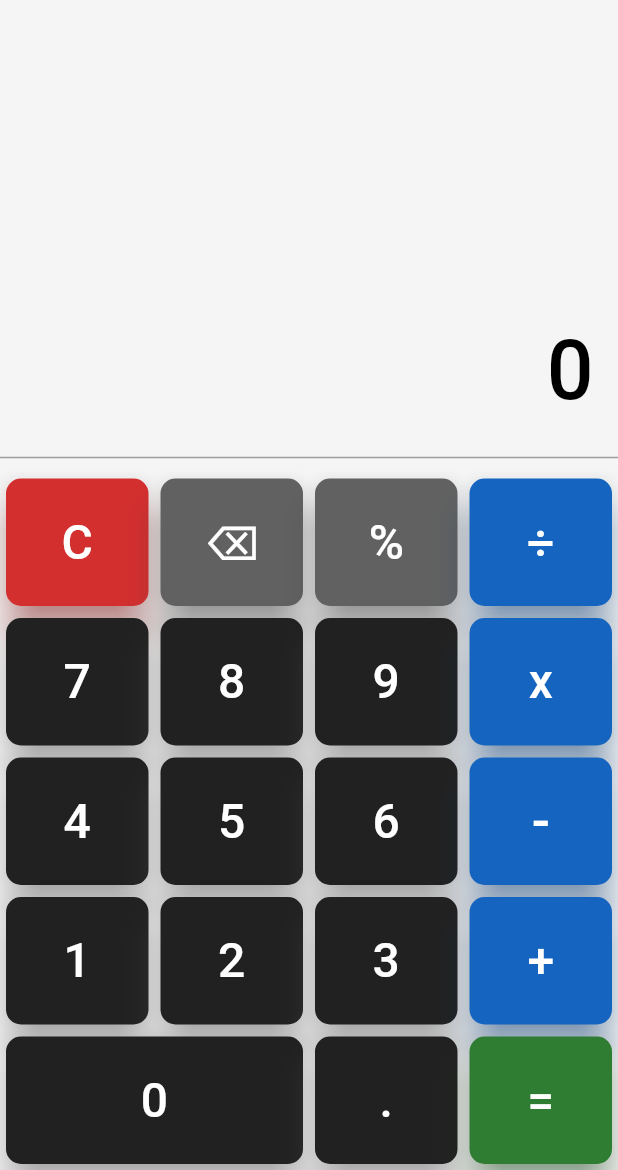
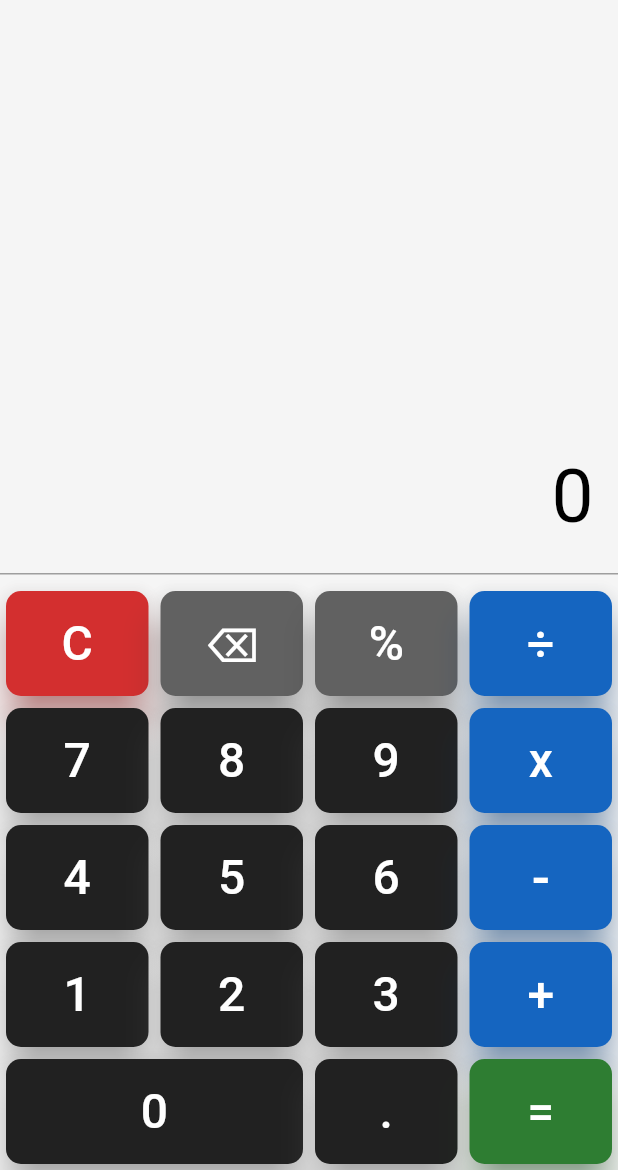
Before and after one commit to Surya-Kaliappan/prodigy, a Flutter app: the screen it shows after launch, on a phone screen of 412 x 824 dp, the part 66-1236 px from its top. Run offline on Flutter 3.47's test engine with Material 3 defaults, Android fonts, the phone set to English and light mode, and no system bars; drawn by our look-alikes of auto_size_text; our stand-ins replace confetti, flutter_colorpicker, flutter_slidable, math_expressions, shared_preferences.

Commit message:
Solve bug and redo from new edition

```diff
--- a/Calculator/lib/main.dart
+++ b/Calculator/lib/main.dart
@@ -222,11 +222,17 @@ class _CalculatorScreenState extends State<CalculatorScreen> {
         elevation: 0,
         toolbarHeight: 50.0,
         systemOverlayStyle: SystemUiOverlayStyle(
+          statusBarColor: backgroundColor,
           statusBarIconBrightness:
               Theme.of(context).brightness == Brightness.dark
               ? Brightness.light
               : Brightness.dark,
           // statusBarBrightness: Theme.light.brightness
+          systemNavigationBarColor: backgroundColor,
+          systemNavigationBarIconBrightness:
+              Theme.of(context).brightness == Brightness.dark
+              ? Brightness.light
+              : Brightness.dark,
         ),
       ),
       body: SafeArea(
@@ -265,8 +271,8 @@ class _CalculatorScreenState extends State<CalculatorScreen> {
                     _output,
                     style: TextStyle(
                       color: dynamicTextColor,
-                      fontSize: 55.0,
-                      fontWeight: FontWeight.w500,
+                      fontSize: 50.0,
+                      fontWeight: FontWeight.w400,
                     ),
                     // This ensures the text stays on a single line.
                     maxLines: 1,
@@ -278,7 +284,7 @@ class _CalculatorScreenState extends State<CalculatorScreen> {
               ),
             ),
 
-            const Divider(height: 20.0, color: Colors.grey),
+            const Divider(height: 15.0, color: Colors.grey),
 
             Row(
               children: <Widget>[
@@ -481,7 +487,7 @@ class CalculatorButton extends StatelessWidget {
               : Colors.grey.withOpacity(1));
     return Container(
       margin: const EdgeInsets.all(4.0),
-      height: 85.0,
+      height: 70.0,
       child: ElevatedButton(
         onPressed: onPressed,
         style: ElevatedButton.styleFrom(
```
